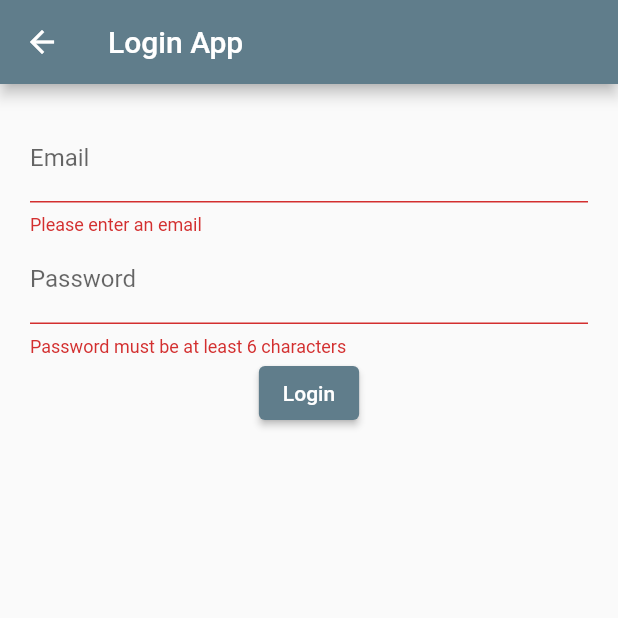
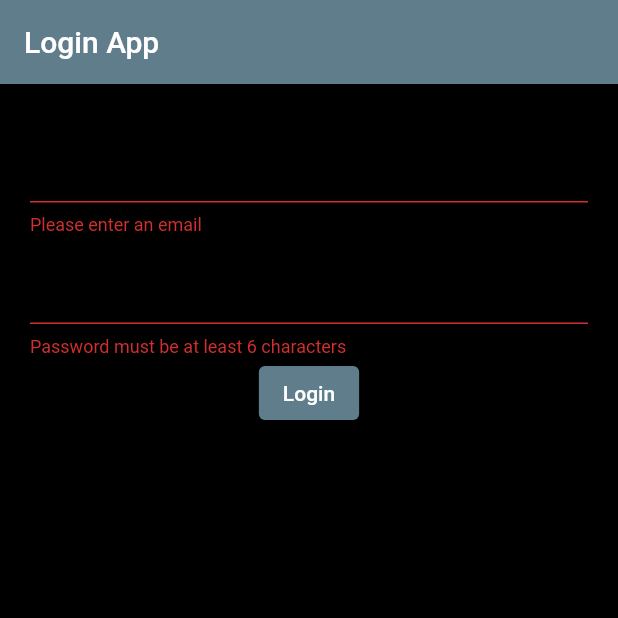
Before and after one commit to K-prog/GripnGrab, a Flutter app: the LoginPage screen opened directly, after a tap on "Login", on a phone screen of 412 x 824 dp, the top half of it. Run offline on Flutter 3.47's test engine with Material 2 defaults, Android fonts, the phone set to English and light mode, and no system bars; our stand-ins replace video_player.

Commit message:
Added splash screen with login page

```diff
--- /dev/null
+++ b/lib/login_page.dart
@@ -0,0 +1,64 @@
+import 'package:flutter/material.dart';
+
+// ignore: must_be_immutable
+class LoginPage extends StatelessWidget {
+  final _formKey = GlobalKey<FormState>();
+  String? email = "", password = "";
+
+  LoginPage({super.key});
+
+  @override
+  Widget build(BuildContext context) {
+    return Scaffold(
+      backgroundColor: Colors.black,
+      appBar: AppBar(
+        title: const Text('Login App'),
+      ),
+      body: Container(
+        padding: const EdgeInsets.all(20.0),
+        child: Form(
+          key: _formKey,
+          child: Column(
+            children: <Widget>[
+              TextFormField(
+                validator: (input) {
+                  if (input!.isEmpty) {
+                    return 'Please enter an email';
+                  }
+                  return null;
+                },
+                onSaved: (input) => email = input,
+                decoration: const InputDecoration(
+                  labelText: 'Email',
+                ),
+              ),
+              TextFormField(
+                validator: (input) {
+                  if (input!.length < 6) {
+                    return 'Password must be at least 6 characters';
+                  }
+                  return null;
+                },
+                onSaved: (input) => password = input,
+                decoration: const InputDecoration(
+                  labelText: 'Password',
+                ),
+                obscureText: true,
+              ),
+              ElevatedButton(
+                onPressed: () {
+                  if (_formKey.currentState!.validate()) {
+                    _formKey.currentState!.save();
+                    print('Email: $email');
+                    print('Password: $password');
+                  }
+                },
+                child: const Text('Login'),
+              ),
+            ],
+          ),
+        ),
+      ),
+    );
+  }
+}
--- a/lib/main.dart
+++ b/lib/main.dart
@@ -1,7 +1,9 @@
+import 'dart:async';
+// ignore: avoid_web_libraries_in_flutter
+
 import 'package:flutter/material.dart';
 
-import 'home_page.dart';
-import 'video_page.dart';
+import 'login_page.dart';
 
 void main() {
   runApp(MyApp());
@@ -12,162 +14,48 @@
   Widget build(BuildContext context) {
     return MaterialApp(
       title: 'Login App',
-      home: VideoPage(),
       theme: ThemeData(
         primarySwatch: Colors.blueGrey,
       ),
+      home: const HomePage(),
     );
   }
 }
 
-class LoginPage extends StatefulWidget {
-  const LoginPage({super.key});
+class HomePage extends StatefulWidget {
+  const HomePage({super.key});
 
   @override
-  // ignore: library_private_types_in_public_api
-  _LoginPageState createState() => _LoginPageState();
+  State<HomePage> createState() => _HomePageState();
 }
 
-class _LoginPageState extends State<LoginPage> {
-  final _formKey = GlobalKey<FormState>();
-  String? email = "", password = "";
+class _HomePageState extends State<HomePage> {
+  @override
+  void initState() {
+    // ignore: todo
+    // TODO: implement initState
+    super.initState();
+    Timer(
+        const Duration(milliseconds: 5000),
+        () => Navigator.of(context).pushReplacement(
+            MaterialPageRoute(builder: (BuildContext context) => LoginPage())));
+  }
 
   @override
   Widget build(BuildContext context) {
     return Scaffold(
-      appBar: AppBar(
-        title: const Text('Login App'),
-      ),
-      body: Container(
-        padding: const EdgeInsets.all(20.0),
-        child: Form(
-          key: _formKey,
-          child: Column(
-            children: <Widget>[
-              TextFormField(
-                validator: (input) {
-                  if (input!.isEmpty) {
-                    return 'Please enter an email';
-                  }
-                  return null;
-                },
-                onSaved: (input) => email = input,
-                decoration: const InputDecoration(
-                  labelText: 'Email',
-                ),
-              ),
-              TextFormField(
-                validator: (input) {
-                  if (input!.length < 6) {
-                    return 'Password must be at least 6 characters';
-                  }
-                  return null;
-                },
-                onSaved: (input) => password = input,
-                decoration: const InputDecoration(
-                  labelText: 'Password',
-                ),
-                obscureText: true,
-              ),
-              ElevatedButton(
-                onPressed: () {
-                  if (_formKey.currentState!.validate()) {
-                    _formKey.currentState!.save();
-                    print('Email: $email');
-                    print('Password: $password');
-                  }
-                },
-                child: Text('Login'),
-              ),
-            ],
-          ),
+      backgroundColor: Colors.black,
+      body: Center(
+        child: Column(
+          mainAxisAlignment: MainAxisAlignment.center,
+          children: [
+            FittedBox(
+              child: Image.asset('assets/vids/final_intro.gif'),
+              fit: BoxFit.fill,
+            ),
+          ],
         ),
       ),
     );
   }
 }
-
-// class MyHomePage extends StatefulWidget {
-//   const MyHomePage({super.key, required this.title});
-
-//   // This widget is the home page of your application. It is stateful, meaning
-//   // that it has a State object (defined below) that contains fields that affect
-//   // how it looks.
-
-//   // This class is the configuration for the state. It holds the values (in this
-//   // case the title) provided by the parent (in this case the App widget) and
-//   // used by the build method of the State. Fields in a Widget subclass are
-//   // always marked "final".
-
-//   final String title;
-
-//   @override
-//   State<MyHomePage> createState() => _MyHomePageState();
-// }
-
-// class _MyHomePageState extends State<MyHomePage> {
-//   int _counter = 0;
-
-//   void _incrementCounter() {
-//     setState(() {
-//       // This call to setState tells the Flutter framework that something has
-//       // changed in this State, which causes it to rerun the build method below
-//       // so that the display can reflect the updated values. If we changed
-//       // _counter without calling setState(), then the build method would not be
-//       // called again, and so nothing would appear to happen.
-//       _counter++;
-//     });
-//   }
-
-//   @override
-//   Widget build(BuildContext context) {
-//     // This method is rerun every time setState is called, for instance as done
-//     // by the _incrementCounter method above.
-//     //
-//     // The Flutter framework has been optimized to make rerunning build methods
-//     // fast, so that you can just rebuild anything that needs updating rather
-//     // than having to individually change instances of widgets.
-//     return Scaffold(
-//       appBar: AppBar(
-//         // Here we take the value from the MyHomePage object that was created by
-//         // the App.build method, and use it to set our appbar title.
-//         title: Text(widget.title),
-//       ),
-//       body: Center(
-//         // Center is a layout widget. It takes a single child and positions it
-//         // in the middle of the parent.
-//         child: Column(
-//           // Column is also a layout widget. It takes a list of children and
-//           // arranges them vertically. By default, it sizes itself to fit its
-//           // children horizontally, and tries to be as tall as its parent.
-//           //
-//           // Invoke "debug painting" (press "p" in the console, choose the
-//           // "Toggle Debug Paint" action from the Flutter Inspector in Android
-//           // Studio, or the "Toggle Debug Paint" command in Visual Studio Code)
-//           // to see the wireframe for each widget.
-//           //
-//           // Column has various properties to control how it sizes itself and
-//           // how it positions its children. Here we use mainAxisAlignment to
-//           // center the children vertically; the main axis here is the vertical
-//           // axis because Columns are vertical (the cross axis would be
-//           // horizontal).
-//           mainAxisAlignment: MainAxisAlignment.center,
-//           children: <Widget>[
-//             const Text(
-//               'You have pushed the button this many times:',
-//             ),
-//             Text(
-//               '$_counter',
-//               style: Theme.of(context).textTheme.headline4,
-//             ),
-//           ],
-//         ),
-//       ),
-//       floatingActionButton: FloatingActionButton(
-//         onPressed: _incrementCounter,
-//         tooltip: 'Increment',
-//         child: const Icon(Icons.add),
-//       ), // This trailing comma makes auto-formatting nicer for build methods.
-//     );
-//   }
-// }
--- a/pubspec.yaml
+++ b/pubspec.yaml
@@ -64,7 +64,7 @@
   assets:
     - assets/images/G.png
     - assets/images/logo.jpg
-    - assets/vids/intro.mp4
+    - assets/vids/final_intro.gif
 
   # An image asset can refer to one or more resolution-specific "variants", see
   # https://flutter.dev/assets-and-images/#resolution-aware
```
Also changed, not shown: lib/home_page.dart (+35 -36 lines), assets/images/logo-removebg-preview.png (added), 1 other file.
